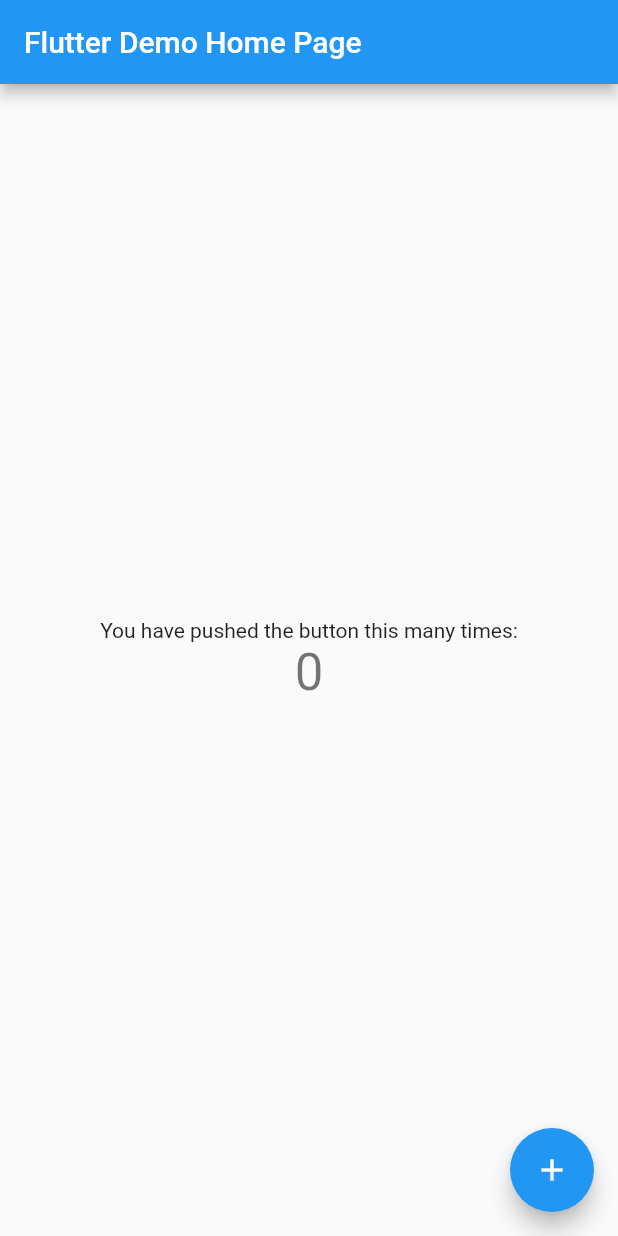
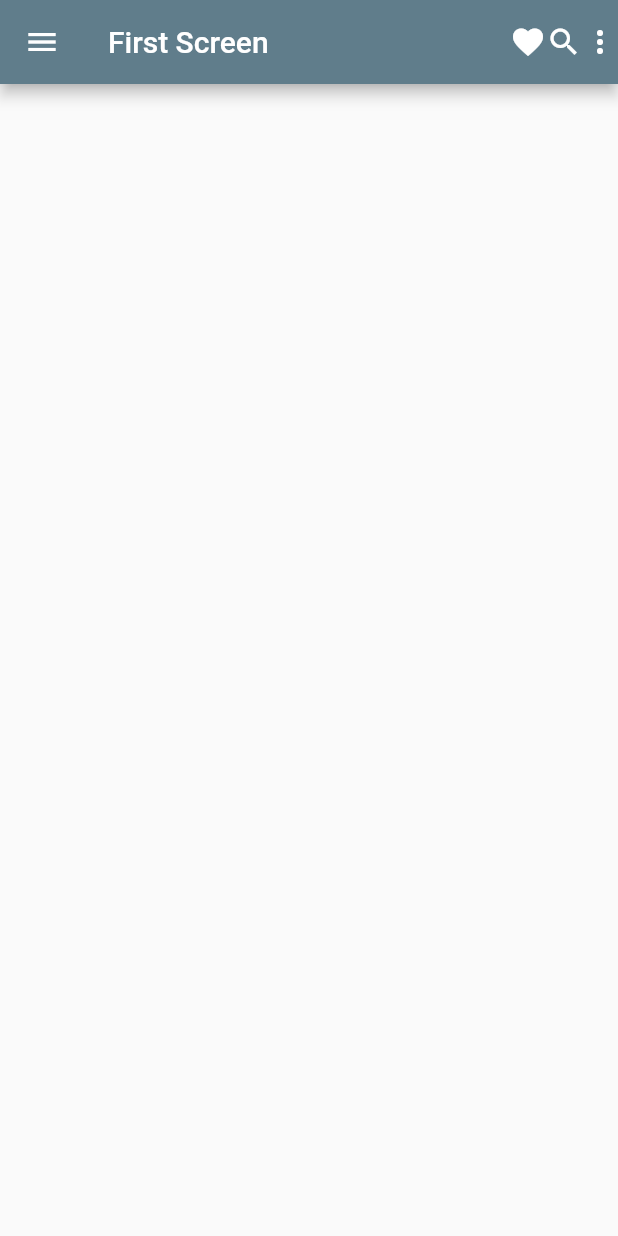
Before and after one commit to amir58/FlutterInstant1, a Flutter app: the screen it shows after launch, on a phone screen of 412 x 824 dp. Run offline on Flutter 3.47's test engine with Material 2 defaults, Android fonts, the phone set to English and light mode, and no system bars.

Commit message:
Session4

```diff
--- a/lib/main.dart
+++ b/lib/main.dart
@@ -11,105 +11,30 @@ class MyApp extends StatelessWidget {
   @override
   Widget build(BuildContext context) {
     return MaterialApp(
-      title: 'Flutter Demo',
       theme: ThemeData(
-        // This is the theme of your application.
-        //
-        // Try running your application with "flutter run". You'll see the
-        // application has a blue toolbar. Then, without quitting the app, try
-        // changing the primarySwatch below to Colors.green and then invoke
-        // "hot reload" (press "r" in the console where you ran "flutter run",
-        // or simply save your changes to "hot reload" in a Flutter IDE).
-        // Notice that the counter didn't reset back to zero; the application
-        // is not restarted.
-        primarySwatch: Colors.blue,
+        primarySwatch: Colors.green,
       ),
-      home: const MyHomePage(title: 'Flutter Demo Home Page'),
+      home: const FirstScreen(),
     );
   }
 }
 
-class MyHomePage extends StatefulWidget {
-  const MyHomePage({super.key, required this.title});
-
-  // This widget is the home page of your application. It is stateful, meaning
-  // that it has a State object (defined below) that contains fields that affect
-  // how it looks.
-
-  // This class is the configuration for the state. It holds the values (in this
-  // case the title) provided by the parent (in this case the App widget) and
-  // used by the build method of the State. Fields in a Widget subclass are
-  // always marked "final".
-
-  final String title;
-
-  @override
-  State<MyHomePage> createState() => _MyHomePageState();
-}
-
-class _MyHomePageState extends State<MyHomePage> {
-  int _counter = 0;
-
-  void _incrementCounter() {
-    setState(() {
-      // This call to setState tells the Flutter framework that something has
-      // changed in this State, which causes it to rerun the build method below
-      // so that the display can reflect the updated values. If we changed
-      // _counter without calling setState(), then the build method would not be
-      // called again, and so nothing would appear to happen.
-      _counter++;
-    });
-  }
+class FirstScreen extends StatelessWidget {
+  const FirstScreen({super.key});
 
   @override
   Widget build(BuildContext context) {
-    // This method is rerun every time setState is called, for instance as done
-    // by the _incrementCounter method above.
-    //
-    // The Flutter framework has been optimized to make rerunning build methods
-    // fast, so that you can just rebuild anything that needs updating rather
-    // than having to individually change instances of widgets.
     return Scaffold(
       appBar: AppBar(
-        // Here we take the value from the MyHomePage object that was created by
-        // the App.build method, and use it to set our appbar title.
-        title: Text(widget.title),
+        leading: const Icon(Icons.menu),
+        title: const Text('First Screen'),
+        actions: const [
+          Icon(Icons.favorite),
+          Icon(Icons.search),
+          Icon(Icons.more_vert),
+        ],
+        backgroundColor: Colors.blueGrey,
       ),
-      body: Center(
-        // Center is a layout widget. It takes a single child and positions it
-        // in the middle of the parent.
-        child: Column(
-          // Column is also a layout widget. It takes a list of children and
-          // arranges them vertically. By default, it sizes itself to fit its
-          // children horizontally, and tries to be as tall as its parent.
-          //
-          // Invoke "debug painting" (press "p" in the console, choose the
-          // "Toggle Debug Paint" action from the Flutter Inspector in Android
-          // Studio, or the "Toggle Debug Paint" command in Visual Studio Code)
-          // to see the wireframe for each widget.
-          //
-          // Column has various properties to control how it sizes itself and
-          // how it positions its children. Here we use mainAxisAlignment to
-          // center the children vertically; the main axis here is the vertical
-          // axis because Columns are vertical (the cross axis would be
-          // horizontal).
-          mainAxisAlignment: MainAxisAlignment.center,
-          children: <Widget>[
-            const Text(
-              'You have pushed the button this many times:',
-            ),
-            Text(
-              '$_counter',
-              style: Theme.of(context).textTheme.headlineMedium,
-            ),
-          ],
-        ),
-      ),
-      floatingActionButton: FloatingActionButton(
-        onPressed: _incrementCounter,
-        tooltip: 'Increment',
-        child: const Icon(Icons.add),
-      ), // This trailing comma makes auto-formatting nicer for build methods.
     );
   }
 }
```
Also changed, not shown: lib/basics.dart (+27 -0 lines), lib/functions.dart (added, +99 -0 lines), pubspec.lock, 1 other file.
